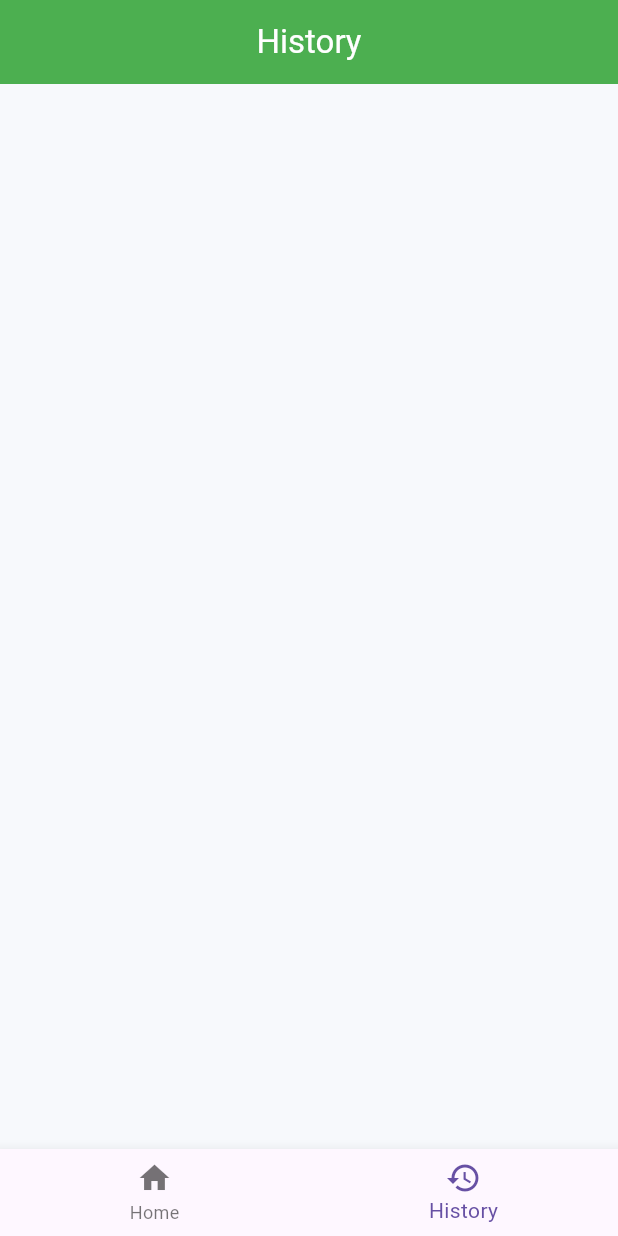
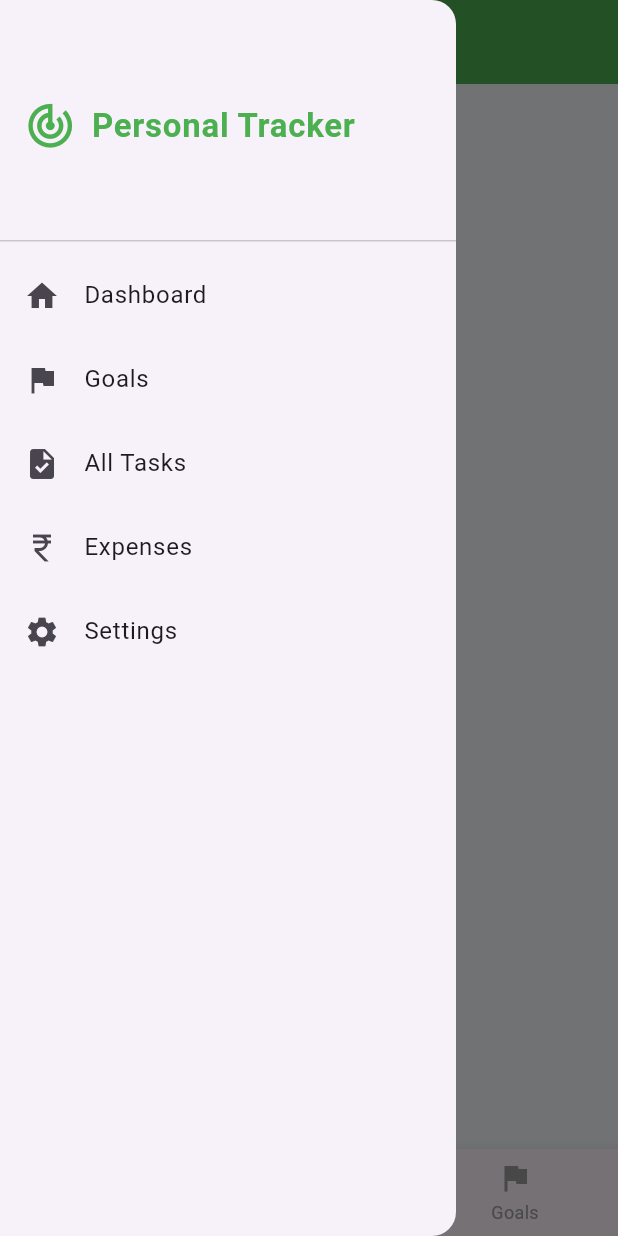
Before and after one commit to KomalSBabar/Health-Arc-App, a Flutter app: the screen it shows after launch, item 2 of the bottom bar chosen, with the side drawer open (before the commit the screen has no drawer), on a phone screen of 412 x 824 dp. Run offline on Flutter 3.47's test engine with Material 3 defaults, Android fonts, the phone set to English and light mode, and no system bars; our stand-ins replace pedometer, permission_handler, shared_preferences.

Commit message:
Goal Page designed and fixed drawer UI

```diff
--- a/lib/main_navigation.dart
+++ b/lib/main_navigation.dart
@@ -1,6 +1,8 @@
 import 'package:flutter/material.dart';
 import 'home_page.dart';
 import 'history_screen.dart';
+import 'theme/app_colors.dart';
+import 'goals_screen.dart';
 
 class MainNavigation extends StatefulWidget {
   const MainNavigation({super.key});
@@ -18,12 +20,81 @@ class _MainNavigationState
   final List<Widget> pages = [
     const HomePage(),
     const HistoryScreen(),
+    const GoalsScreen(),
   ];
 
   @override
   Widget build(BuildContext context) {
 
     return Scaffold(
+      appBar: AppBar(
+        title: const Text("Personal Tracker"),
+      ),
+
+      drawer: Drawer(
+          child: ListView(
+            padding: EdgeInsets.zero,
+            children: [
+
+                DrawerHeader(
+                  child: Row(
+                    children: [
+
+                      Icon(
+                        Icons.track_changes,
+                        size: 35,
+                        color: AppColors.primary,
+                      ),
+
+                      SizedBox(width: 10),
+
+                      Text(
+                        "Personal Tracker",
+                        style: TextStyle(
+                          fontSize: 22,
+                          fontWeight: FontWeight.bold,
+                          color: AppColors.primary,
+                        ),
+                      ),
+
+                    ],
+                  ),
+                ),
+
+               ListTile(
+                  leading: const Icon(Icons.home),
+                  title: const Text("Dashboard"),
+                  onTap: () {},
+               ),
+
+                ListTile(
+                  leading: const Icon(Icons.flag),
+                  title: const Text("Goals"),
+                  onTap: () {},
+               ),
+
+                ListTile(
+                  leading: const Icon(Icons.task),
+                  title: const Text("All Tasks"),
+                  onTap: () {},
+               ),
+
+               ListTile(
+                  leading: const Icon(Icons.currency_rupee),
+                  title: const Text("Expenses"),
+                  onTap: () {},
+               ),
+
+               ListTile(
+                  leading: const Icon(Icons.settings),
+                  title: const Text("Settings"),
+                  onTap: () {},
+               ),
+
+
+            ],
+          ),
+      ),
 
       body: pages[selectedIndex],
 
@@ -31,10 +102,27 @@ class _MainNavigationState
 
         currentIndex: selectedIndex,
 
+        selectedItemColor:
+            AppColors.primary,
+
+        unselectedItemColor:
+            Colors.grey,
+
+        selectedLabelStyle:
+            const TextStyle(
+          fontWeight:
+              FontWeight.bold,
+        ),
+
+        type:
+            BottomNavigationBarType.fixed,
+
         onTap: (index) {
+
           setState(() {
             selectedIndex = index;
           });
+
         },
 
         items: const [
@@ -49,8 +137,14 @@ class _MainNavigationState
             label: "History",
           ),
 
+          BottomNavigationBarItem(
+            icon: Icon(Icons.flag),
+            label: "Goals",
+          ),
+
         ],
       ),
+
     );
   }
 }
```
Also changed, not shown: lib/goals_screen.dart (added, +187 -0 lines), lib/history_screen.dart (+20 -9 lines), lib/home_page.dart (+13 -5 lines).
